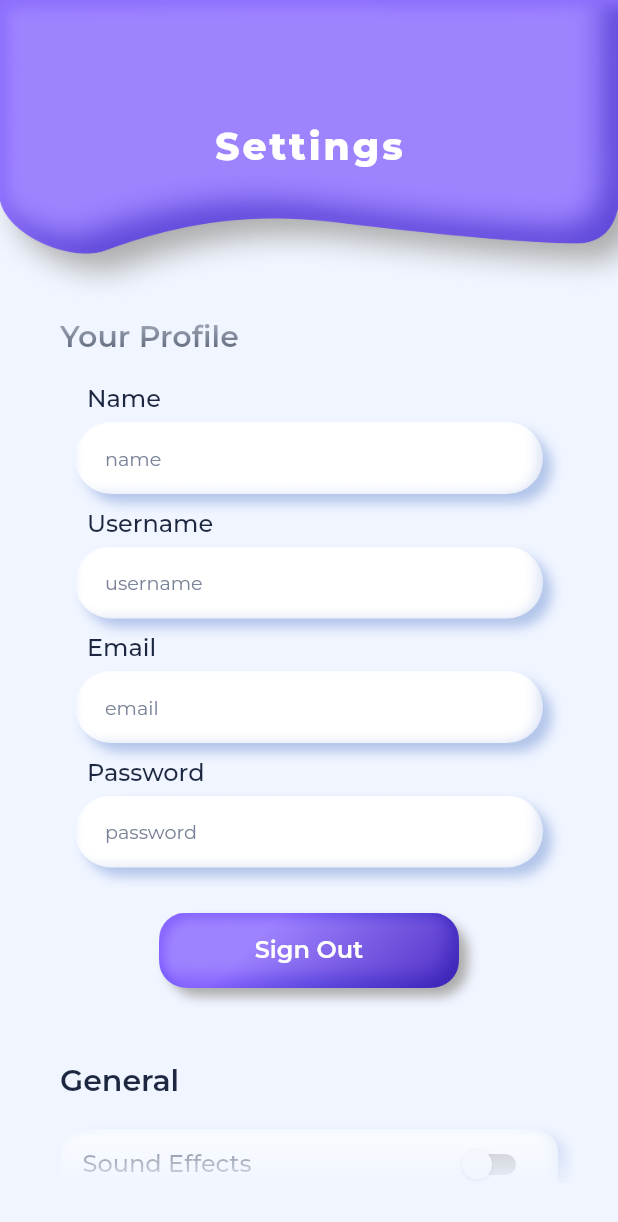
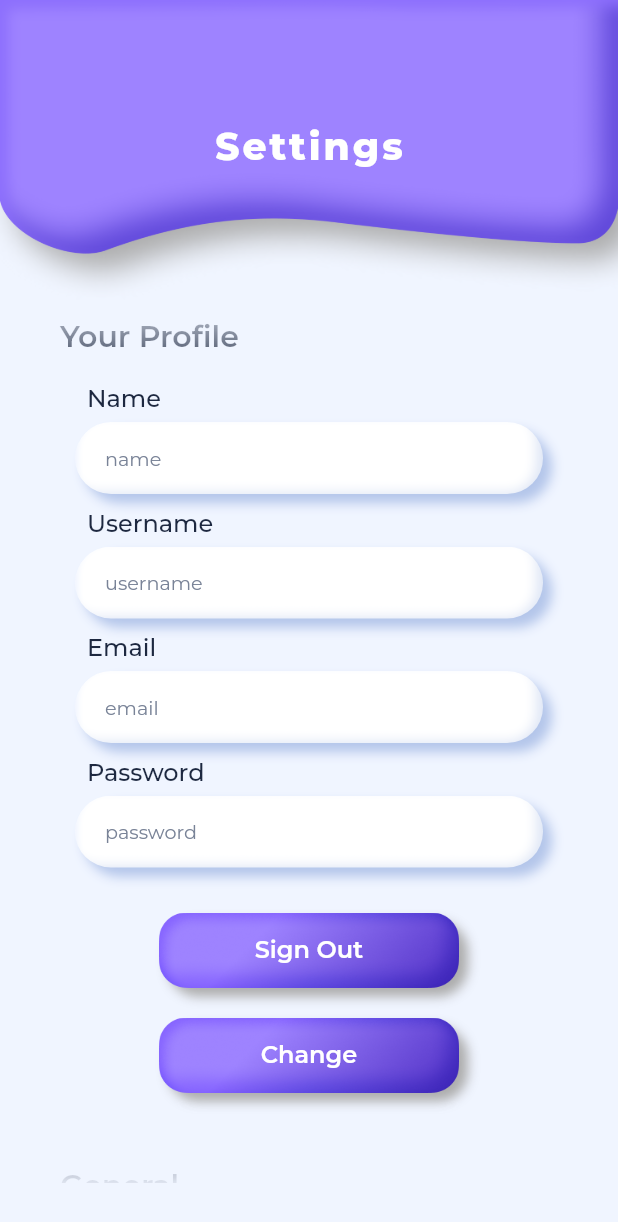
Before and after one commit to quartet02/handsfree, a Flutter app: the Settings screen opened by its route, on a phone screen of 412 x 824 dp. Shown: the top 1222 px of the screen. Run offline on Flutter 3.47's test engine with Material 2 defaults, Android fonts, the phone set to English and light mode, and no system bars; our stand-ins replace camera, cloud_firestore, cloud_functions, confetti, expandable, firebase_auth and 16 more; missing offline and left inert: flamingo, flutter_polygon, flutter_webrtc, webrtc_interface; accounts and stored records are empty.

Commit message:
Added change button at setting

```diff
--- a/lib/screens/settings/settings.dart
+++ b/lib/screens/settings/settings.dart
@@ -1,5 +1,6 @@
 import 'package:firebase_auth/firebase_auth.dart';
 import 'package:flutter/material.dart';
+import 'package:google_fonts/google_fonts.dart';
 import 'package:handsfree/services/firebase_messaging_service.dart';
 import 'package:handsfree/widgets/buildButton.dart';
 import 'package:handsfree/widgets/buildText.dart';
@@ -108,6 +109,55 @@ class _SettingsState extends State<Settings> {
                           word: "/home",
                           buttonColor: "purple",
                           isSignOut: true,
+                        ),
+                        breaker(20),
+                        //======================================== CHANGE BUTTON ==============================================
+                        GestureDetector(
+                          onTap: () async {
+                            // ====================================== ADD CONDITION HERE ===================================
+                            var snackBar = const SnackBar(
+                              content: Text("Change Successful!"),
+                              backgroundColor: kPurpleLight,
+                            );
+                            ScaffoldMessenger.of(context)
+                                .showSnackBar(snackBar);
+                          },
+                          child: Stack(
+                            children: <Widget>[
+                              Center(
+                                child: Container(
+                                    alignment: Alignment.center,
+                                    width: 200,
+                                    decoration: const BoxDecoration(
+                                        borderRadius: BorderRadius.all(
+                                            Radius.circular(20)),
+                                        boxShadow: [
+                                          BoxShadow(
+                                            color: kButtonShadow,
+                                            offset: Offset(6, 6),
+                                            blurRadius: 6,
+                                          ),
+                                        ]),
+                                    child: Image.asset(
+                                      'assets/image/purple_button.png',
+                                      scale: 4,
+                                    )),
+                              ),
+                              Container(
+                                height: 40,
+                                alignment: Alignment.center,
+                                padding: const EdgeInsets.only(top: 10),
+                                child: Text(
+                                  "Change",
+                                  style: GoogleFonts.montserrat(
+                                    fontSize: 16,
+                                    fontWeight: FontWeight.w600,
+                                    color: kTextLight,
+                                  ),
+                                ),
+                              ),
+                            ],
+                          ),
                         ),
 
                         ///General Setttings
--- a/lib/theme/theme_constants.dart
+++ b/lib/theme/theme_constants.dart
@@ -1,5 +1,9 @@
 import 'package:flutter/material.dart';
 
-ThemeData lightTheme = ThemeData(brightness: Brightness.light);
+ThemeData lightTheme = ThemeData(
+  brightness: Brightness.light,
+  snackBarTheme: const SnackBarThemeData(
+      contentTextStyle: TextStyle(fontFamily: "montserrat")),
+);
 
 ThemeData darkTheme = ThemeData(brightness: Brightness.dark);
```
